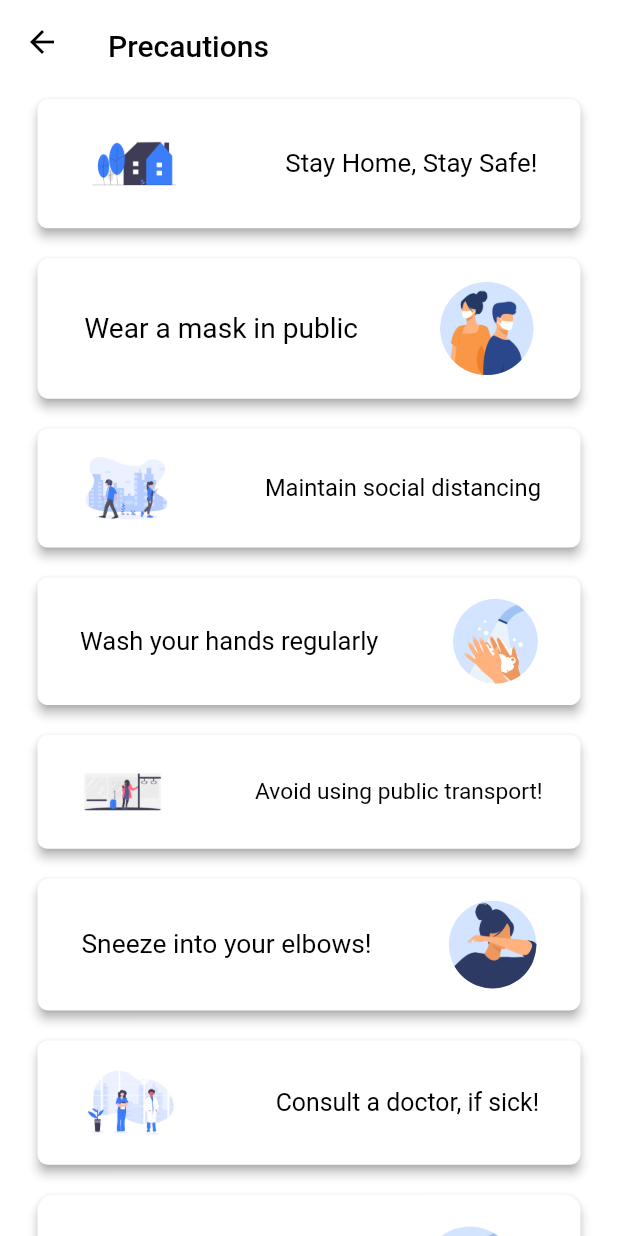
After one commit to Bhavya-02022000/DeepBlue-UserApp, a Flutter app: the Dod screen opened directly, on a phone screen of 412 x 824 dp. The commit adds this screen. Run offline on Flutter 3.47's test engine with Material 2 defaults, Android fonts, the phone set to English and light mode, and no system bars; our stand-ins replace firebase_auth, firebase_core, firebase_database, qr_flutter, shared_preferences; missing offline and left inert: flutter_plugin_pdf_viewer; accounts and stored records are empty; Roboto replaces fonts that are missing (KronaOne).

Commit message:
final app

```diff
--- a/lib/screens/home.dart
+++ b/lib/screens/home.dart
@@ -1,5 +1,5 @@
 import 'dart:async';
-
+import 'package:userapp/screens/precautions.dart';
 import 'package:firebase_auth/firebase_auth.dart';
 import 'package:firebase_database/firebase_database.dart';
 import 'package:flutter/cupertino.dart';
@@ -329,7 +329,7 @@ class _ButtonsState extends State<Buttons> {
                               children: [
                                 AdminDetails(),
                                 OrganisationPage(),
-                                VideoOfHowToUse()
+                                Precautions()
                               ],
                             ),
                           ],
@@ -580,7 +580,7 @@ class PdfViewerButton extends StatelessWidget {
   }
 }
 
-class VideoOfHowToUse extends StatelessWidget {
+class Precautions extends StatelessWidget {
   @override
   Widget build(BuildContext context) {
     return Padding(
@@ -591,7 +591,7 @@ class VideoOfHowToUse extends StatelessWidget {
         child: RaisedButton(
           onPressed: () {
             Navigator.of(context).push(MaterialPageRoute(
-              builder: (context) => PdfViewer(),
+              builder: (context) => Dod(),
             ));
           },
           child: Column(
@@ -599,9 +599,9 @@ class VideoOfHowToUse extends StatelessWidget {
             children: <Widget>[
               Image(
                 alignment: Alignment.center,
-                image: AssetImage('img/video.jpg'),
+                image: AssetImage('img/precautions.jpg'),
               ),
-              Text('Video'),
+              Text('Precaution'),
             ],
           ),
           elevation: 3.0,
--- a/lib/screens/newRegistration.dart
+++ b/lib/screens/newRegistration.dart
@@ -1,54 +1,31 @@
 import 'package:flutter/cupertino.dart';
 import 'package:flutter/material.dart';
 import 'package:qr_flutter/qr_flutter.dart';
-
+import 'package:userapp/screens/home.dart';
 
 class NewRegistration extends StatelessWidget {
   @override
   Widget build(BuildContext context) {
-    return Scaffold(
+    return MaterialApp(
+      debugShowCheckedModeBanner: false,
+      home: Scaffold(
         appBar: AppBar(
-        title: Text('Organisation'),
+            leading: IconButton(
+              icon: Icon(
+                Icons.arrow_back,
+                color: Colors.white,
               ),
+              onPressed: () {
+                Navigator.of(context).pushReplacement(
+                    MaterialPageRoute(builder: (context) => HomeScreen()));
+              },
+            ),
+            title: Text('Face Registration QR Code')),
         body: Padding(
-        padding:
-            EdgeInsets.only(left: 15.0, right: 15.0, bottom: 20.0, top: 8.0),
-        child: Column(
-          children: <Widget>[
-            Row(
-              mainAxisAlignment: MainAxisAlignment.spaceBetween,
-              children: <Widget>[
-                Column(
-                  crossAxisAlignment: CrossAxisAlignment.start,
-                  children: <Widget>[
-                    StaticQR(),
-                  ],
-                ),
-              ],
-            ),
-          ],
-        ),
-      ),
-    );
-  }
-}
+          padding: const EdgeInsets.all(8.0),
 
-class StaticQR extends StatefulWidget {
-  @override
-  _StaticQRState createState() => _StaticQRState();
-}
-
-class _StaticQRState extends State<StaticQR> {
-  @override
-  Widget build(BuildContext context) {
-    return Container(
-      child: Padding(
-              padding: const EdgeInsets.all(8.0),
-              child: Center(
-                child: Column(
-                  children: [
-                    Text('1. Scan this QR Code'),
-                    Container(
+              child:Center(
+                child: Container(
                   child: QrImage(
                     data:
                         'converter',
@@ -56,10 +33,40 @@ class _StaticQRState extends State<StaticQR> {
                     size: 300.0,
                   ),
                 ),
-                  ],
               ),
+
         ),
       ),
     );
   }
 }
+
+// class StaticQR extends StatefulWidget {
+//   @override
+//   _StaticQRState createState() => _StaticQRState();
+// }
+
+// class _StaticQRState extends State<StaticQR> {
+//   @override
+//   Widget build(BuildContext context) {
+//     return Container(
+//       child: Padding(
+//         padding: const EdgeInsets.all(8.0),
+//         child: Center(
+//           // child: Column(
+//           // children: [
+//           // Text('1. Scan this QR Code'),
+//           child: Container(
+//             child: QrImage(
+//               data: 'converter',
+//               version: QrVersions.auto,
+//               size: 300.0,
+//             ),
+//           ),
+//           // ],
+//           // ),
+//         ),
+//       ),
+//     );
+//   }
+// }
--- /dev/null
+++ b/lib/screens/precautions.dart
@@ -0,0 +1,505 @@
+// import 'package:url_launcher/url_launcher.dart';
+import 'package:flutter/material.dart';
+import 'package:flutter/rendering.dart';
+
+class Dod extends StatefulWidget {
+  Dod1 createState() => Dod1();
+}
+
+class Dod1 extends State<Dod> {
+  @override
+  Widget build(BuildContext context) {
+    return Scaffold(
+      appBar: AppBar(
+        backgroundColor: Colors.white,
+        iconTheme: new IconThemeData(color: Colors.black),
+        title: Padding(
+          padding: const EdgeInsets.only(top: 5.0),
+          child: Text(
+            "Precautions",
+            style: TextStyle(
+              color: Colors.black,
+              fontSize: 20.0,
+            ),
+          ),
+        ),
+        elevation: 0,
+      ),
+      body: getListView(),
+      backgroundColor: Colors.white,
+    );
+  }
+
+// ignore: missing_return
+  Widget getListView() {
+    // ignore: unused_local_variable
+    var listView = ListView(
+      children: <Widget>[
+        Padding(
+          padding:
+              const EdgeInsets.only(top: 10, bottom: 10, left: 25, right: 25),
+          child: Container(
+            child: FittedBox(
+              child: Material(
+                color: Colors.white,
+                elevation: 3.0,
+                borderRadius: BorderRadius.circular(5.0),
+                shadowColor: Colors.grey,
+                child: Row(
+                  children: <Widget>[
+                    Container(
+                      margin: EdgeInsets.only(left: 10.0, right: 40.0),
+                      padding: EdgeInsets.only(left: 10.0),
+                      width: 60,
+                      height: 60,
+                      child: ClipRRect(
+                        borderRadius: new BorderRadius.circular(10.0),
+                        child: Image(
+                          alignment: Alignment.center,
+                          image: AssetImage('img/home.png'),
+                        ),
+                      ),
+                    ),
+                    Container(
+                      margin: EdgeInsets.only(
+                          left: 5.0, right: 20.0, top: 5.0, bottom: 5.0),
+                      child: Row(children: <Widget>[
+                        Text(
+                          "Stay Home, Stay Safe!",
+                          textDirection: TextDirection.ltr,
+                          style: TextStyle(
+                            color: Colors.black,
+                            fontSize: 12.0,
+                            fontFamily: 'KronaOne',
+                          ),
+                          textAlign: TextAlign.justify,
+                        ),
+                      ]),
+                    )
+                  ],
+                ),
+              ),
+            ),
+          ),
+        ),
+        Padding(
+          padding:
+              const EdgeInsets.only(top: 10, bottom: 10, left: 25, right: 25),
+          child: Container(
+            child: FittedBox(
+              child: Material(
+                color: Colors.white,
+                elevation: 3.0,
+                borderRadius: BorderRadius.circular(5.0),
+                shadowColor: Colors.grey,
+                child: Row(
+                  children: <Widget>[
+                    Container(
+                      margin: EdgeInsets.only(
+                          left: 20.0, right: 5.0, top: 5.0, bottom: 5.0),
+                      child: Row(children: <Widget>[
+                        Container(
+                          child: Column(
+                            children: <Widget>[
+                              Text(
+                                "Wear a mask in public",
+                                textDirection: TextDirection.ltr,
+                                style: TextStyle(
+                                  color: Colors.black,
+                                  fontSize: 12.0,
+                                  fontFamily: 'KronaOne',
+                                ),
+                              ),
+                            ],
+                          ),
+                        )
+                      ]),
+                    ),
+                    Container(
+                      margin: EdgeInsets.only(left: 20.0, right: 10.0),
+                      padding: EdgeInsets.all(10.0),
+                      width: 60,
+                      height: 60,
+                      child: ClipRRect(
+                        borderRadius: new BorderRadius.circular(30.0),
+                        child: GestureDetector(
+                          child: Image(
+                            alignment: Alignment.center,
+                            image: AssetImage('img/mask1.png'),
+                          ),
+
+                          //link for doctor /medicine
+                        ),
+                      ),
+                    ),
+                  ],
+                ),
+              ),
+            ),
+          ),
+        ),
+        Padding(
+          padding:
+              const EdgeInsets.only(top: 10, bottom: 10, left: 25, right: 25),
+          child: Container(
+            child: FittedBox(
+              child: Material(
+                color: Colors.white,
+                elevation: 3.0,
+                borderRadius: BorderRadius.circular(5.0),
+                shadowColor: Colors.grey,
+                child: Row(
+                  children: <Widget>[
+                    Container(
+                      margin: EdgeInsets.only(left: 10.0, right: 40.0),
+                      padding: EdgeInsets.only(left: 10.0),
+                      width: 60,
+                      height: 60,
+                      child: ClipRRect(
+                        borderRadius: new BorderRadius.circular(10.0),
+                        child: Image(
+                          alignment: Alignment.center,
+                          image: AssetImage(
+                              'img/socialdistance1.png'),
+                        ),
+                      ),
+                    ),
+                    Container(
+                      margin: EdgeInsets.only(
+                          left: 5.0, right: 20.0, top: 5.0, bottom: 5.0),
+                      child: Row(children: <Widget>[
+                        Text(
+                          "Maintain social distancing",
+                          textDirection: TextDirection.ltr,
+                          style: TextStyle(
+                            color: Colors.black,
+                            fontSize: 12.0,
+                            fontFamily: 'KronaOne',
+                          ),
+                          textAlign: TextAlign.justify,
+                        ),
+                      ]),
+                    )
+                  ],
+                ),
+              ),
+            ),
+          ),
+        ),
+        Padding(
+          padding:
+              const EdgeInsets.only(top: 10, bottom: 10, left: 25, right: 25),
+          child: Container(
+            child: FittedBox(
+              child: Material(
+                color: Colors.white,
+                elevation: 3.0,
+                borderRadius: BorderRadius.circular(5.0),
+                shadowColor: Colors.grey,
+                child: Row(
+                  children: <Widget>[
+                    Container(
+                      margin: EdgeInsets.only(
+                          left: 20.0, right: 5.0, top: 5.0, bottom: 5.0),
+                      child: Row(children: <Widget>[
+                        Container(
+                          child: Column(
+                            children: <Widget>[
+                              Text(
+                                "Wash your hands regularly",
+                                textDirection: TextDirection.ltr,
+                                style: TextStyle(
+                                  color: Colors.black,
+                                  fontSize: 12.0,
+                                  fontFamily: 'KronaOne',
+                                ),
+                              ),
+                            ],
+                          ),
+                        )
+                      ]),
+                    ),
+                    Container(
+                      margin: EdgeInsets.only(left: 20.0, right: 10.0),
+                      padding: EdgeInsets.all(10.0),
+                      width: 60,
+                      height: 60,
+                      child: ClipRRect(
+                        borderRadius: new BorderRadius.circular(30.0),
+                        child: GestureDetector(
+                          child: Image(
+                            alignment: Alignment.center,
+                            image: AssetImage('img/hands1.png'),
+                          ),
+
+                          //link for doctor /medicine
+                        ),
+                      ),
+                    ),
+                  ],
+                ),
+              ),
+            ),
+          ),
+        ),
+        Padding(
+          padding:
+              const EdgeInsets.only(top: 10, bottom: 10, left: 25, right: 25),
+          child: Container(
+            child: FittedBox(
+              child: Material(
+                color: Colors.white,
+                elevation: 3.0,
+                borderRadius: BorderRadius.circular(5.0),
+                shadowColor: Colors.grey,
+                child: Row(
+                  children: <Widget>[
+                    Container(
+                      margin: EdgeInsets.only(left: 10.0, right: 40.0),
+                      padding: EdgeInsets.only(left: 10.0),
+                      width: 60,
+                      height: 60,
+                      child: ClipRRect(
+                        borderRadius: new BorderRadius.circular(10.0),
+                        child: Image(
+                          alignment: Alignment.center,
+                          image: AssetImage('img/travel1.png'),
+                        ),
+                      ),
+                    ),
+                    Container(
+                      margin: EdgeInsets.only(
+                          left: 5.0, right: 20.0, top: 5.0, bottom: 5.0),
+                      child: Row(children: <Widget>[
+                        Text(
+                          "Avoid using public transport!",
+                          textDirection: TextDirection.ltr,
+                          style: TextStyle(
+                            color: Colors.black,
+                            fontSize: 12.0,
+                            fontFamily: 'KronaOne',
+                          ),
+                          textAlign: TextAlign.justify,
+                        ),
+                      ]),
+                    )
+                  ],
+                ),
+              ),
+            ),
+          ),
+        ),
+        Padding(
+          padding:
+              const EdgeInsets.only(top: 10, bottom: 10, left: 25, right: 25),
+          child: Container(
+            child: FittedBox(
+              child: Material(
+                color: Colors.white,
+                elevation: 3.0,
+                borderRadius: BorderRadius.circular(5.0),
+                shadowColor: Colors.grey,
+                child: Row(
+                  children: <Widget>[
+                    Container(
+                      margin: EdgeInsets.only(
+                          left: 20.0, right: 5.0, top: 5.0, bottom: 5.0),
+                      child: Row(children: <Widget>[
+                        Container(
+                          child: Column(
+                            children: <Widget>[
+                              Text(
+                                "Sneeze into your elbows!",
+                                textDirection: TextDirection.ltr,
+                                style: TextStyle(
+                                  color: Colors.black,
+                                  fontSize: 12.0,
+                                  fontFamily: 'KronaOne',
+                                ),
+                              ),
+                            ],
+                          ),
+                        )
+                      ]),
+                    ),
+                    Container(
+                      margin: EdgeInsets.only(left: 20.0, right: 10.0),
+                      padding: EdgeInsets.all(10.0),
+                      width: 60,
+                      height: 60,
+                      child: ClipRRect(
+                        borderRadius: new BorderRadius.circular(30.0),
+                        child: GestureDetector(
+                          child: Image(
+                            alignment: Alignment.center,
+                            image:
+                                AssetImage('img/sneezing1.png'),
+                          ),
+
+                          //link for doctor /medicine
+                        ),
+                      ),
+                    ),
+                  ],
+                ),
+              ),
+            ),
+          ),
+        ),
+        Padding(
+          padding:
+              const EdgeInsets.only(top: 10, bottom: 10, left: 25, right: 25),
+          child: Container(
+            child: FittedBox(
+              child: Material(
+                color: Colors.white,
+                elevation: 3.0,
+                borderRadius: BorderRadius.circular(5.0),
+                shadowColor: Colors.grey,
+                child: Row(
+                  children: <Widget>[
+                    Container(
+                      margin: EdgeInsets.only(left: 10.0, right: 40.0),
+                      padding: EdgeInsets.only(left: 10.0),
+                      width: 60,
+                      height: 60,
+                      child: ClipRRect(
+                        borderRadius: new BorderRadius.circular(10.0),
+                        child: Image(
+                          alignment: Alignment.center,
+                          image: AssetImage('img/doctor1.png'),
+                        ),
+                      ),
+                    ),
+                    Container(
+                      margin: EdgeInsets.only(
+                          left: 5.0, right: 20.0, top: 5.0, bottom: 5.0),
+                      child: Row(children: <Widget>[
+                        Text(
+                          "Consult a doctor, if sick!",
+                          textDirection: TextDirection.ltr,
+                          style: TextStyle(
+                            color: Colors.black,
+                            fontSize: 12.0,
+                            fontFamily: 'KronaOne',
+                          ),
+                          textAlign: TextAlign.justify,
+                        ),
+                      ]),
+                    )
+                  ],
+                ),
+              ),
+            ),
+          ),
+        ),
+        Padding(
+          padding:
+              const EdgeInsets.only(top: 10, bottom: 10, left: 25, right: 25),
+          child: Container(
+            child: FittedBox(
+              child: Material(
+                color: Colors.white,
+                elevation: 3.0,
+                borderRadius: BorderRadius.circular(5.0),
+                shadowColor: Colors.grey,
+                child: Row(
+                  children: <Widget>[
+                    Container(
+                      margin: EdgeInsets.only(
+                          left: 20.0, right: 5.0, top: 5.0, bottom: 5.0),
+                      child: Row(children: <Widget>[
+                        Container(
+                          child: Column(
+                            children: <Widget>[
+                              Text(
+                                "Clean vegetables \nbefore using them!",
+                                textDirection: TextDirection.ltr,
+                                style: TextStyle(
+                                  color: Colors.black,
+                                  fontSize: 8.0,
+                                  fontFamily: 'KronaOne',
+                                ),
+                              ),
+                            ],
+                          ),
+                        )
+                      ]),
+                    ),
+                    Container(
+                      margin: EdgeInsets.only(left: 20.0, right: 10.0),
+                      padding: EdgeInsets.all(10.0),
+                      width: 50,
+                      height: 50,
+                      child: ClipRRect(
+                        borderRadius: new BorderRadius.circular(30.0),
+                        child: GestureDetector(
+                          child: Image(
+                            alignment: Alignment.center,
+                            image: AssetImage(
+                                'img/vegetables1.png'),
+                          ),
+
+                          //link for doctor /medicine
+                        ),
+                      ),
+                    ),
+                  ],
+                ),
+              ),
+            ),
+          ),
+        ),
+        Padding(
+          padding:
+              const EdgeInsets.only(top: 10, bottom: 10, left: 25, right: 25),
+          child: Container(
+            child: FittedBox(
+              child: Material(
+                color: Colors.white,
+                elevation: 3.0,
+                borderRadius: BorderRadius.circular(5.0),
+                shadowColor: Colors.grey,
+                child: Row(
+                  children: <Widget>[
+                    Container(
+                      margin: EdgeInsets.only(left: 10.0, right: 40.0),
+                      padding: EdgeInsets.only(left: 10.0),
+                      width: 60,
+                      height: 60,
+                      child: ClipRRect(
+                        borderRadius: new BorderRadius.circular(10.0),
+                        child: Image(
+                          alignment: Alignment.center,
+                          image: AssetImage(
+                              'img/digital-wallet1.png'),
+                        ),
+                      ),
+                    ),
+                    Container(
+                      margin: EdgeInsets.only(
+                          left: 5.0, right: 20.0, top: 5.0, bottom: 5.0),
+                      child: Row(children: <Widget>[
+                        Text(
+                          "Use digital payment",
+                          textDirection: TextDirection.ltr,
+                          style: TextStyle(
+                            color: Colors.black,
+                            fontSize: 12.0,
+                            fontFamily: 'KronaOne',
+                          ),
+                          textAlign: TextAlign.justify,
+                        ),
+                      ]),
+                    )
+                  ],
+                ),
+              ),
+            ),
+          ),
+        ),
+      ],
+    );
+    return listView;
+  }
+}
```
Also changed, not shown: img/digital-wallet1.png (added), img/doctor1.png (added), img/hands1.png (added), img/home.png (added), img/mask1.png (added), img/precautions.jpg (added), img/sneezing1.png (added), img/socialdistance1.png (added), img/travel.jpeg (added), img/travel1.png (added), img/vegetables1.png (added). Lines whose indentation alone changed are shown as unchanged.
